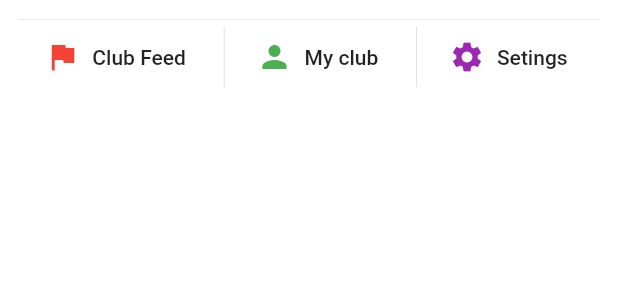
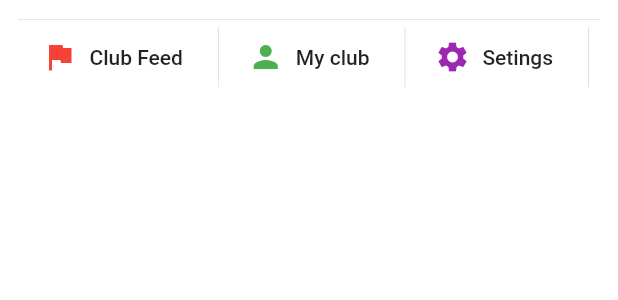
Before and after one commit to Binuraowin/cplustraining, a Flutter app: the CreatePostContainer widget shown alone on an empty page, opened directly with sample values from the repository, on a phone screen of 412 x 824 dp. Shown: the top 300 px of the screen. Run offline on Flutter 3.47's test engine with Material 2 defaults, Android fonts, the phone set to English and light mode, and no system bars; our stand-ins replace cached_network_image, material_design_icons_flutter; network calls fail.

```diff
--- a/cplustraining/lib/widgets/create_post_container.dart
+++ b/cplustraining/lib/widgets/create_post_container.dart
@@ -15,20 +15,7 @@ class CreatePostContainer extends StatelessWidget {
       color: Colors.white,
       child: Column(
         children:[
-          // Row(
-          //   children: <Widget>[
-          //     ProfileAvatar(imageUrl: currentUser.imageUrl),
 
-          //     const SizedBox(width: 8.0),
-          //     Expanded(
-          //       child:TextField(
-          //       decoration: InputDecoration.collapsed(
-          //          hintText: 'what\s on your mind?'
-          //       )
-          //     )
-          //     )
-          //   ],
-          // ),
           const Divider(
             height:10.0,
             thickness:0.5
@@ -56,9 +43,9 @@ class CreatePostContainer extends StatelessWidget {
               icon: const Icon(Icons.settings, color: Colors.purple,),
               label: Text("Setings")
               ),
-              // const VerticalDivider(
-              //   width:8.0
-              // )
+              const VerticalDivider(
+                width:8.0
+              )
             ]
           )
           )
--- a/cplustraining/lib/widgets/post_container.dart
+++ b/cplustraining/lib/widgets/post_container.dart
@@ -115,7 +115,9 @@ class _postStats extends StatelessWidget {
 
           child: RaisedButton(
            color: Colors.blue[400],
-            onPressed: () {},
+            onPressed: () {
+
+            },
             child: const Text('View Club',
             style: TextStyle(fontSize: 11 , color: Colors.white)),
           ),
```
Also changed, not shown: cplustraining/lib/data/data.dart (+4 -4 lines).
